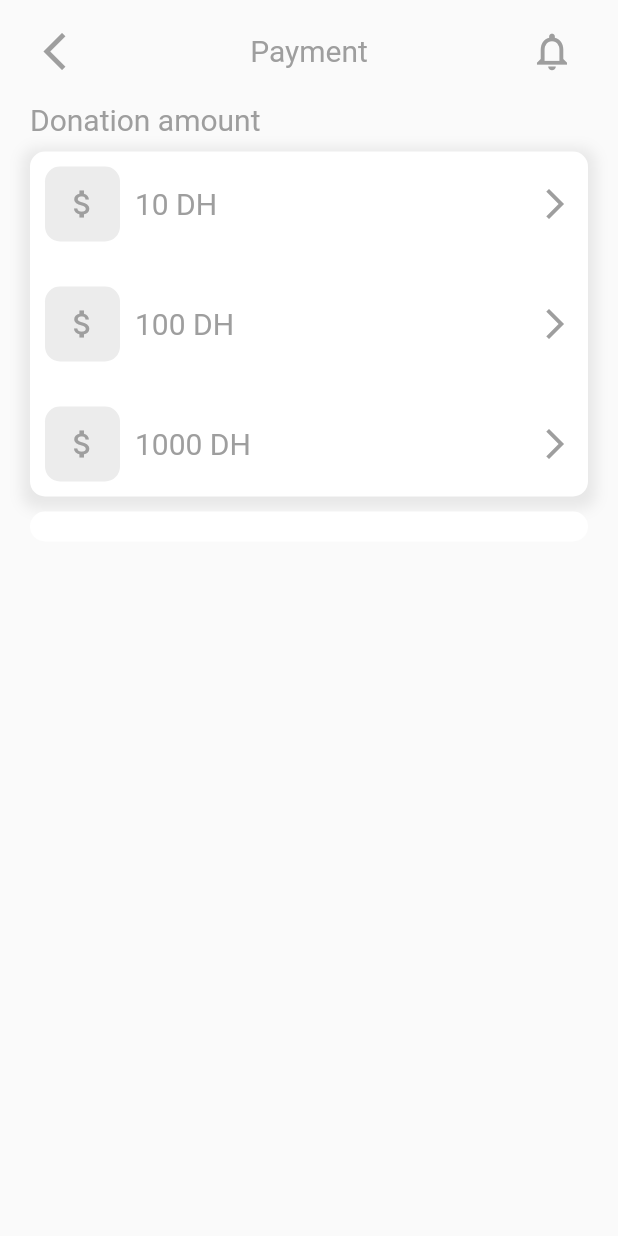
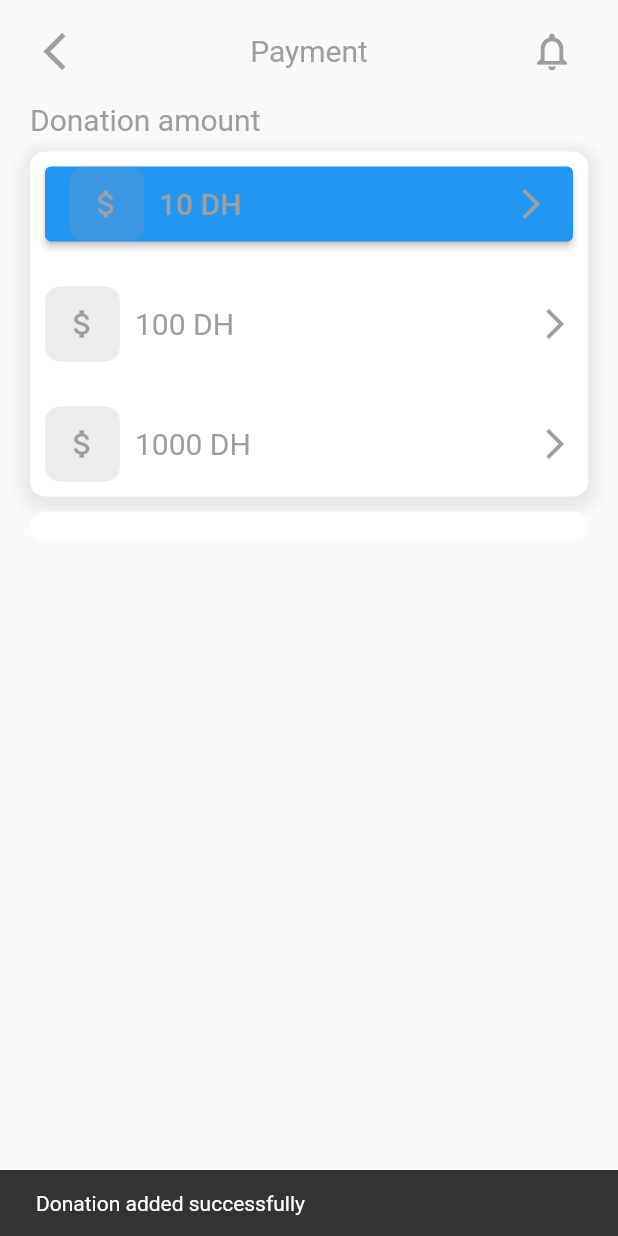
Before and after one commit to KhadijaMakkaoui/MaDon, a Flutter app: the Payment screen opened directly, after a tap on "10 DH", on a phone screen of 412 x 824 dp. Run offline on Flutter 3.47's test engine with Material 2 defaults, Android fonts, the phone set to English and light mode, and no system bars; network calls fail.

Commit message:
add dons 10DH

```diff
--- a/front_end/lib/models/Dons.dart
+++ b/front_end/lib/models/Dons.dart
@@ -1,15 +1,29 @@
-import 'package:flutter/material.dart';
-class Dons{
-  int id;
-  String ref;
-  double amount;
-  DateTime date;
+/*
+import 'package:intl/intl.dart';
+*/
 
-  Dons(this.id, this.ref, this.amount, this.date);
+class Dons {
+  /*int id;
+  String ref;*/
+  double montant;
+  /*String date;*/
 
-  Dons.fromJson(Map<String, dynamic> json)
-      : id = json['id'],
-        ref = json['ref'],
-        amount = json['amount'],
-        date = json['date'];
+  Dons({required this.montant});
+
+  factory Dons.fromJson(Map<String, dynamic> json) => Dons(
+    montant: json['montant'],
+  );
+
+  Map<String, dynamic> toJson() => {
+   /* 'id': id,
+    'ref': ref,*/
+    'amount': montant,
+    /*'date': date,*/
+  };
+
+/*  static final DateFormat _dateFormat = DateFormat('yyyy-MM-dd');
+
+  static String formatDate(DateTime dateTime) {
+    return _dateFormat.format(dateTime);
+  }*/
 }
--- a/front_end/lib/screens/payment.dart
+++ b/front_end/lib/screens/payment.dart
@@ -1,13 +1,21 @@
 import 'package:flutter/material.dart';
+
+import '../models/Dons.dart';
+import '../services/DonsService.dart';
 
 class Payment extends StatefulWidget {
   const Payment({Key? key}) : super(key: key);
 
   @override
   State<Payment> createState() => _PaymentState();
+
 }
 
 class _PaymentState extends State<Payment> {
+  final donsService = DonsService();
+/*
+  var now = Dons.formatDate(DateTime.now());
+*/
   @override
   Widget build(BuildContext context) {
     return Scaffold(
@@ -54,14 +62,14 @@ class _PaymentState extends State<Payment> {
               child: Column(
                 crossAxisAlignment: CrossAxisAlignment.start,
                 children: [
-                  Text(
+                  const Text(
                     'Donation amount',
                     style: TextStyle(
                       color: Colors.grey,
                       fontSize: 20,
                     ),
                   ),
-                  SizedBox(
+                  const SizedBox(
                     height: 10,
                   ),
                   Container(
@@ -80,8 +88,34 @@ class _PaymentState extends State<Payment> {
                     ),
                     child: Column(
                       children: [
-                        GestureDetector(
-                          onTap: () {
+                        ElevatedButton(
+                          onPressed: ()  {
+                            final Map<String, dynamic> body = {
+                              'montant': 60.83,
+                            };
+                            // Create a new Dons object with the desired properties
+
+                            // Call the post() method to add the new donation to the API
+                            try {
+                            DonsService().post(body);
+                              /*await DonsService().post(newDon);*/
+                              // If the donation is added successfully, show a success message
+                              ScaffoldMessenger.of(context).showSnackBar(
+                                const SnackBar(
+                                  content: Text('Donation added successfully'),
+                                  duration: Duration(seconds: 2),
+                                ),
+                              );
+                            } catch (e) {
+                              // If there's an error, show an error message
+                              ScaffoldMessenger.of(context).showSnackBar(
+                                SnackBar(
+                                  content: Text('Failed to add donation:'+e.toString()),
+                                  duration: Duration(seconds: 2),
+                                ),
+                              );
+                              print(e.toString());
+                            }
                           },
                           child: Row(
                             mainAxisAlignment: MainAxisAlignment.spaceBetween,
@@ -119,11 +153,37 @@ class _PaymentState extends State<Payment> {
                             ],
                           ),
                         ),
+
                         SizedBox(
                           height: 30,
                         ),
                         GestureDetector(
-                          onTap: () {},
+                          onTap: () async {
+                            // Create a new Dons object with the desired properties
+                            var newDon = Dons(montant: 100);
+                            print('progress');
+                            // Call the post() method to add the new donation to the API
+                            try {
+                              /*await DonsService().post(newDon);*/
+                              print('done');
+                              // If the donation is added successfully, show a success message
+                              ScaffoldMessenger.of(context).showSnackBar(
+                                SnackBar(
+                                  content: Text('Donation added successfully'),
+                                  duration: Duration(seconds: 2),
+                                ),
+                              );
+                            } catch (e) {
+                              // If there's an error, show an error message
+                              ScaffoldMessenger.of(context).showSnackBar(
+                                SnackBar(
+                                  content: Text('Failed to add donation: ${e.toString()}'),
+                                  duration: Duration(seconds: 2),
+                                ),
+                              );
+                              print(e.toString());
+                            }
+                          },
                           child: Row(
                             mainAxisAlignment: MainAxisAlignment.spaceBetween,
                             children: [
@@ -160,6 +220,7 @@ class _PaymentState extends State<Payment> {
                             ],
                           ),
                         ),
+
                         SizedBox(
                           height: 30,
                         ),
--- a/front_end/lib/services/DonsService.dart
+++ b/front_end/lib/services/DonsService.dart
@@ -18,7 +18,7 @@ var client=http.Client();
     }
   }
   //POST
-  Future<void> post(Dons don) async {
+  /*Future<void> post(Dons don) async {
     var url = Uri.parse(baseUrl);
     var headers = {'Content-Type': 'application/json'};
     var jsonDon = jsonEncode(don.toJson()); // use the toJson() method to encode the object
@@ -28,6 +28,19 @@ var client=http.Client();
     } else {
       throw Exception('Failed to add donation to the API');
     }
+  }*/
+  Future<dynamic> post(Map<String, dynamic> body) async {
+    var url = Uri.parse(baseUrl);
+    var response = await http.post(
+      url,
+      headers: {'Content-Type': 'application/json'},
+      body: json.encode(body),
+    );
+    if (response.statusCode == 200) {
+      return json.decode(response.body);
+    } else {
+      throw Exception('Failed to post data to the API');
+    }
   }
 
 }
```
Also changed, not shown: front_end/lib/services/CompagneService.dart (+7 -14 lines).
